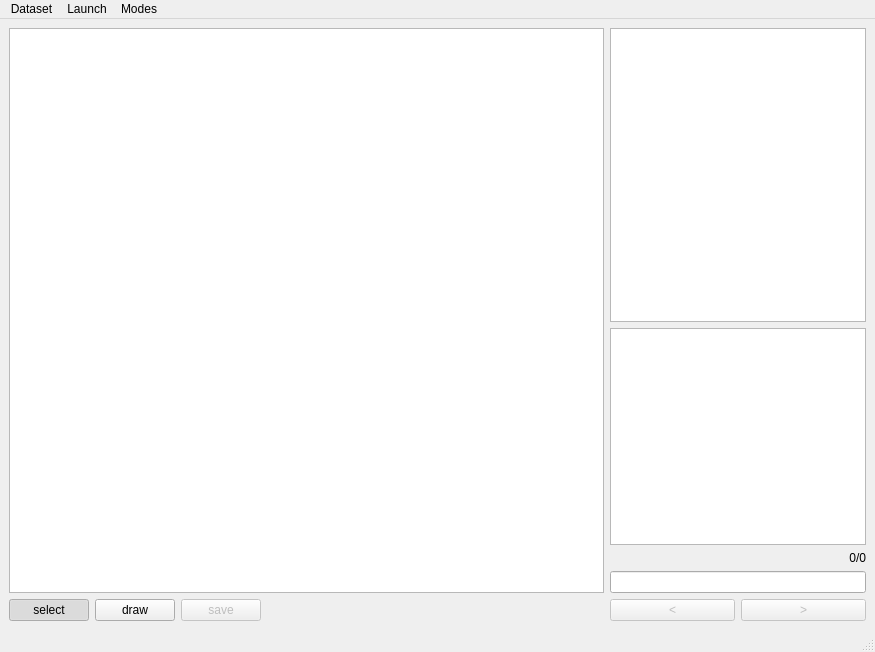
Qt form gui/mainwindow.ui (HatikDev/AnalyticsTool) before a commit.
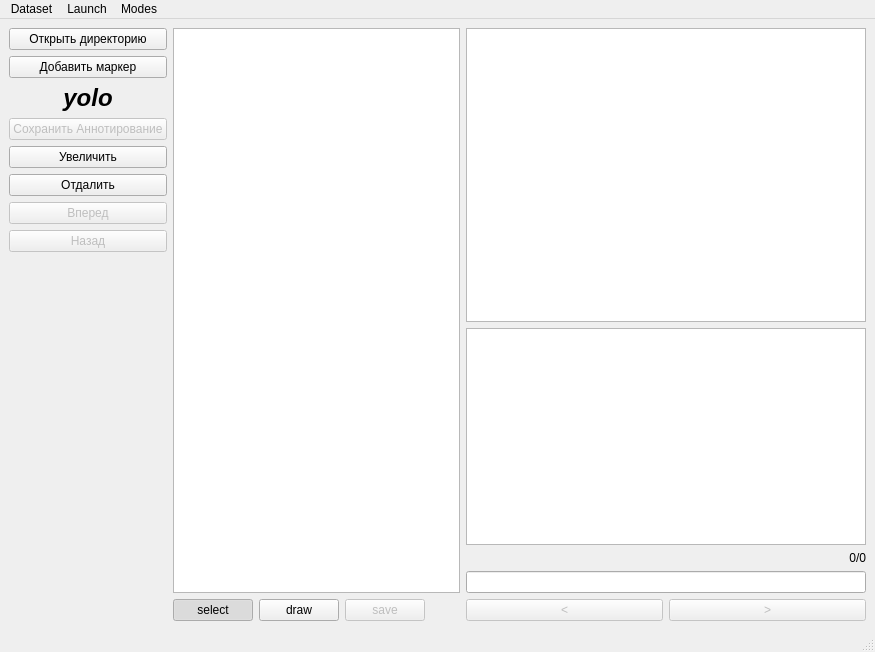
The same form after that commit.

Commit message: Add nice buttons with icons ;)

The edit to the form file:
```diff
--- a/gui/mainwindow.ui
+++ b/gui/mainwindow.ui
@@ -14,7 +14,148 @@
    <string>Automatic Microscopic Bone Morrow</string>
   </property>
   <widget class="QWidget" name="centralwidget">
-   <layout class="QHBoxLayout" name="horizontalLayout_2" stretch="3,0">
+   <layout class="QVBoxLayout" name="verticalLayout_2">
+    <item>
+     <layout class="QHBoxLayout" name="horizontalLayout_2">
+      <item>
+       <layout class="QVBoxLayout" name="verticalLayout">
+        <item>
+         <widget class="QPushButton" name="loadDatasetButton">
+          <property name="text">
+           <string>Открыть директорию</string>
+          </property>
+          <property name="iconSize">
+           <size>
+            <width>64</width>
+            <height>64</height>
+           </size>
+          </property>
+         </widget>
+        </item>
+        <item>
+         <widget class="QPushButton" name="drawMarkerButton">
+          <property name="text">
+           <string>Добавить маркер</string>
+          </property>
+          <property name="iconSize">
+           <size>
+            <width>64</width>
+            <height>64</height>
+           </size>
+          </property>
+         </widget>
+        </item>
+        <item>
+         <widget class="QLabel" name="label">
+          <property name="font">
+           <font>
+            <pointsize>18</pointsize>
+            <italic>true</italic>
+            <bold>true</bold>
+           </font>
+          </property>
+          <property name="text">
+           <string>yolo</string>
+          </property>
+          <property name="textFormat">
+           <enum>Qt::RichText</enum>
+          </property>
+          <property name="alignment">
+           <set>Qt::AlignCenter</set>
+          </property>
+         </widget>
+        </item>
+        <item>
+         <widget class="QPushButton" name="saveMarkerButton">
+          <property name="enabled">
+           <bool>false</bool>
+          </property>
+          <property name="text">
+           <string>Сохранить Аннотирование</string>
+          </property>
+          <property name="iconSize">
+           <size>
+            <width>64</width>
+            <height>64</height>
+           </size>
+          </property>
+         </widget>
+        </item>
+        <item>
+         <widget class="QPushButton" name="zoomInButton">
+          <property name="text">
+           <string>Увеличить</string>
+          </property>
+          <property name="iconSize">
+           <size>
+            <width>64</width>
+            <height>64</height>
+           </size>
+          </property>
+         </widget>
+        </item>
+        <item>
+         <widget class="QPushButton" name="zoomOutButton">
+          <property name="text">
+           <string>Отдалить</string>
+          </property>
+          <property name="iconSize">
+           <size>
+            <width>64</width>
+            <height>64</height>
+           </size>
+          </property>
+         </widget>
+        </item>
+        <item>
+         <widget class="QPushButton" name="nextPushButton">
+          <property name="enabled">
+           <bool>false</bool>
+          </property>
+          <property name="text">
+           <string>Вперед</string>
+          </property>
+          <property name="iconSize">
+           <size>
+            <width>64</width>
+            <height>64</height>
+           </size>
+          </property>
+         </widget>
+        </item>
+        <item>
+         <widget class="QPushButton" name="prevPushButton">
+          <property name="enabled">
+           <bool>false</bool>
+          </property>
+          <property name="text">
+           <string>Назад</string>
+          </property>
+          <property name="iconSize">
+           <size>
+            <width>64</width>
+            <height>64</height>
+           </size>
+          </property>
+         </widget>
+        </item>
+        <item>
+         <spacer name="verticalSpacer">
+          <property name="orientation">
+           <enum>Qt::Vertical</enum>
+          </property>
+          <property name="sizeHint" stdset="0">
+           <size>
+            <width>20</width>
+            <height>40</height>
+           </size>
+          </property>
+         </spacer>
+        </item>
+       </layout>
+      </item>
+      <item>
+       <layout class="QHBoxLayout" name="horizontalLayout">
     <item>
      <layout class="QVBoxLayout" name="paintLayout" stretch="0,0">
       <item>
@@ -96,12 +237,38 @@
        <enum>QLayout::SetDefaultConstraint</enum>
       </property>
       <item>
-       <widget class="QListView" name="rectsListView"/>
+           <widget class="QListView" name="rectsListView">
+            <property name="minimumSize">
+             <size>
+              <width>400</width>
+              <height>0</height>
+             </size>
+            </property>
+            <property name="maximumSize">
+             <size>
+              <width>400</width>
+              <height>16777215</height>
+             </size>
+            </property>
+           </widget>
       </item>
       <item>
        <layout class="QVBoxLayout" name="controlLayout">
         <item>
-         <widget class="QListWidget" name="datasetObjectsList"/>
+             <widget class="QListWidget" name="datasetObjectsList">
+              <property name="minimumSize">
+               <size>
+                <width>400</width>
+                <height>0</height>
+               </size>
+              </property>
+              <property name="maximumSize">
+               <size>
+                <width>400</width>
+                <height>16777215</height>
+               </size>
+              </property>
+             </widget>
         </item>
         <item>
          <widget class="QLabel" name="counterLabel">
@@ -121,6 +288,18 @@
           <property name="enabled">
            <bool>true</bool>
           </property>
+              <property name="minimumSize">
+               <size>
+                <width>400</width>
+                <height>0</height>
+               </size>
+              </property>
+              <property name="maximumSize">
+               <size>
+                <width>400</width>
+                <height>16777215</height>
+               </size>
+              </property>
           <property name="readOnly">
            <bool>true</bool>
           </property>
@@ -155,6 +334,10 @@
      </layout>
     </item>
    </layout>
+      </item>
+     </layout>
+    </item>
+   </layout>
   </widget>
   <widget class="QMenuBar" name="menubar">
    <property name="geometry">
```
Left out of the diff: 43 changed lines with no effect on the pictures. Lines whose indentation alone changed are shown as unchanged. The commit also changes 54 other files.
